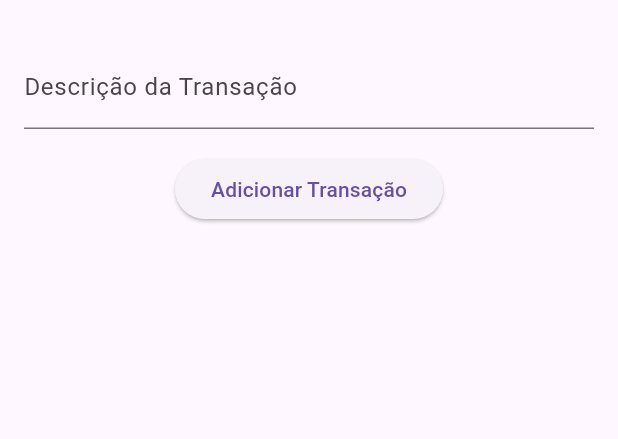
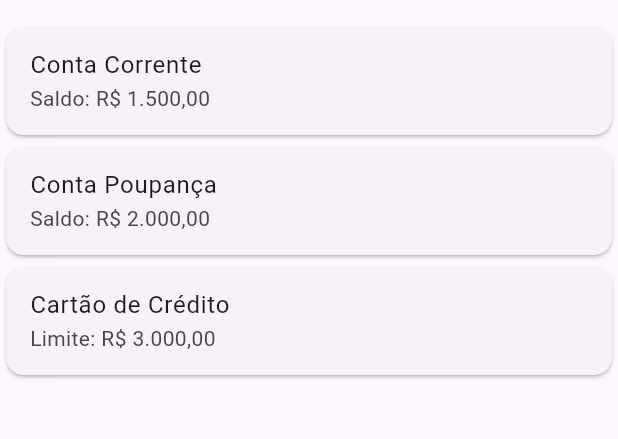
Before and after one commit to GustavoZanardi15/Cesu_DISPOSITIVOS_MOBILES, a Flutter app: the screen it shows after launch, on a phone screen of 412 x 824 dp, the part 63-502 px from its top. Run offline on Flutter 3.47's test engine with Material 3 defaults, Android fonts, the phone set to English and light mode, and no system bars; statements that could not run were skipped.

Commit message:
Atividade 1 com grandes alterações

```diff
--- a/ATIVIDADE-1/lib/main.dart
+++ b/ATIVIDADE-1/lib/main.dart
@@ -1,21 +1,41 @@
-import 'package:exercicio01/HomeScreen.dart';
 import 'package:flutter/material.dart';
 
-void main(){
+void main() {
   runApp(MyApp());
 }
 
-class MyApp extends StatelessWidget{
+class MyApp extends StatelessWidget {
   @override
-  Widget build(BuildContext context){
+  Widget build(BuildContext context) {
     return MaterialApp(
       title: 'Aplicação Bancária',
-      theme: ThemeData(
-        primaryColor:Colors.blueAccent,
-        colorScheme: ColorScheme.fromSwatch().copyWith(secondary: Colors.redAccent),
-        visualDensity: VisualDensity.adaptivePlatformDensity,
+      home: Scaffold(
+        appBar: AppBar(
+          title: Text('Aplicação Bancária'),
+        ),
+        body: ListView(
+          children: [
+            Card(
+              child: ListTile(
+                title: Text('Conta Corrente'),
+                subtitle: Text('Saldo: R\$ 1.500,00'),
+              ),
+            ),
+            Card(
+              child: ListTile(
+                title: Text('Conta Poupança'),
+                subtitle: Text('Saldo: R\$ 2.000,00'),
+              ),
+            ),
+            Card(
+              child: ListTile(
+                title: Text('Cartão de Crédito'),
+                subtitle: Text('Limite: R\$ 3.000,00'),
+              ),
+            ),
+          ],
+        ),
       ),
-       home: HomeScreen(),
     );
   }
 }
```
Also changed, not shown: ATIVIDADE-1/lib/AccountCard.dart (deleted, +0 -40 lines), ATIVIDADE-1/lib/HomeScreen.dart (deleted, +0 -58 lines), ATIVIDADE-1/pubspec.yaml (added, +90 -0 lines), ATIVIDADE-1/pubspec.lock, 65 other files.
